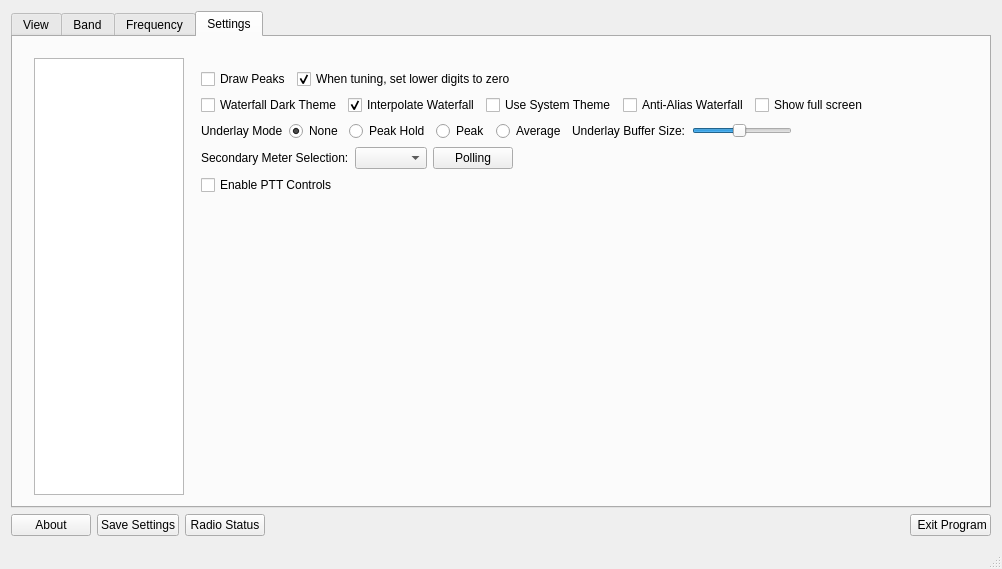
First picture: the form in wfmain.ui, repository adecarolis/wfweb, before the edit.
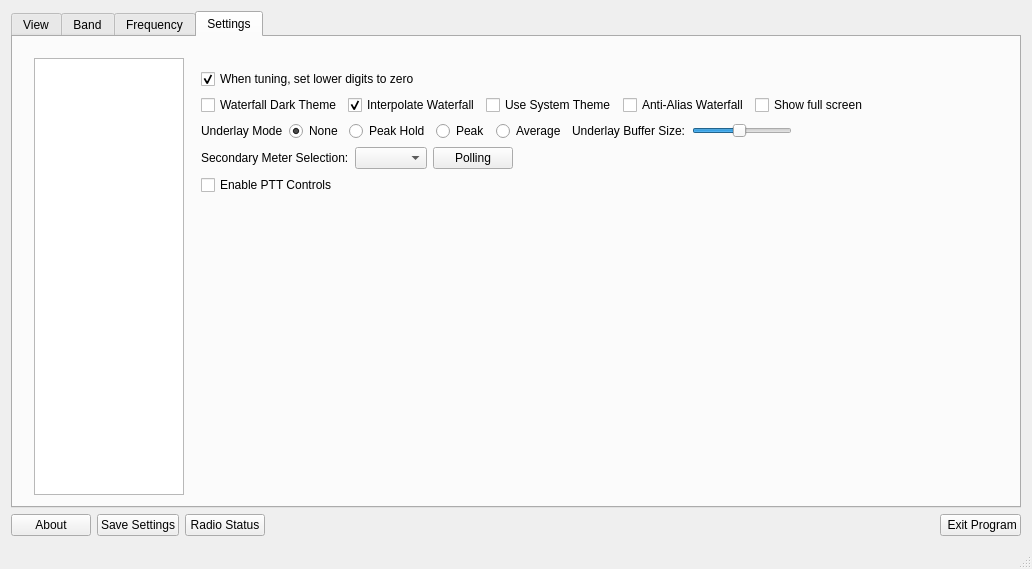
Second picture: the form after the edit. The open tabs and pages were chosen to show the change. Custom widgets are drawn as their Qt base class.

Commit message: Removed checkbox from prior peak hold mode.

```diff
--- a/wfmain.ui
+++ b/wfmain.ui
@@ -6,7 +6,7 @@
    <rect>
     <x>0</x>
     <y>0</y>
-    <width>1002</width>
+    <width>1032</width>
     <height>569</height>
    </rect>
   </property>
@@ -2820,13 +2820,6 @@
              <layout class="QVBoxLayout" name="verticalLayout_24">
               <item>
                <layout class="QHBoxLayout" name="horizontalLayout_21">
-                <item>
-                 <widget class="QCheckBox" name="drawPeakChk">
-                  <property name="text">
-                   <string>Draw Peaks</string>
-                  </property>
-                 </widget>
-                </item>
                 <item>
                  <widget class="QCheckBox" name="tuningFloorZerosChk">
                   <property name="text">
```
Left out of the diff: 6 changed lines with no effect on the pictures. The commit also changes 2 other files.
